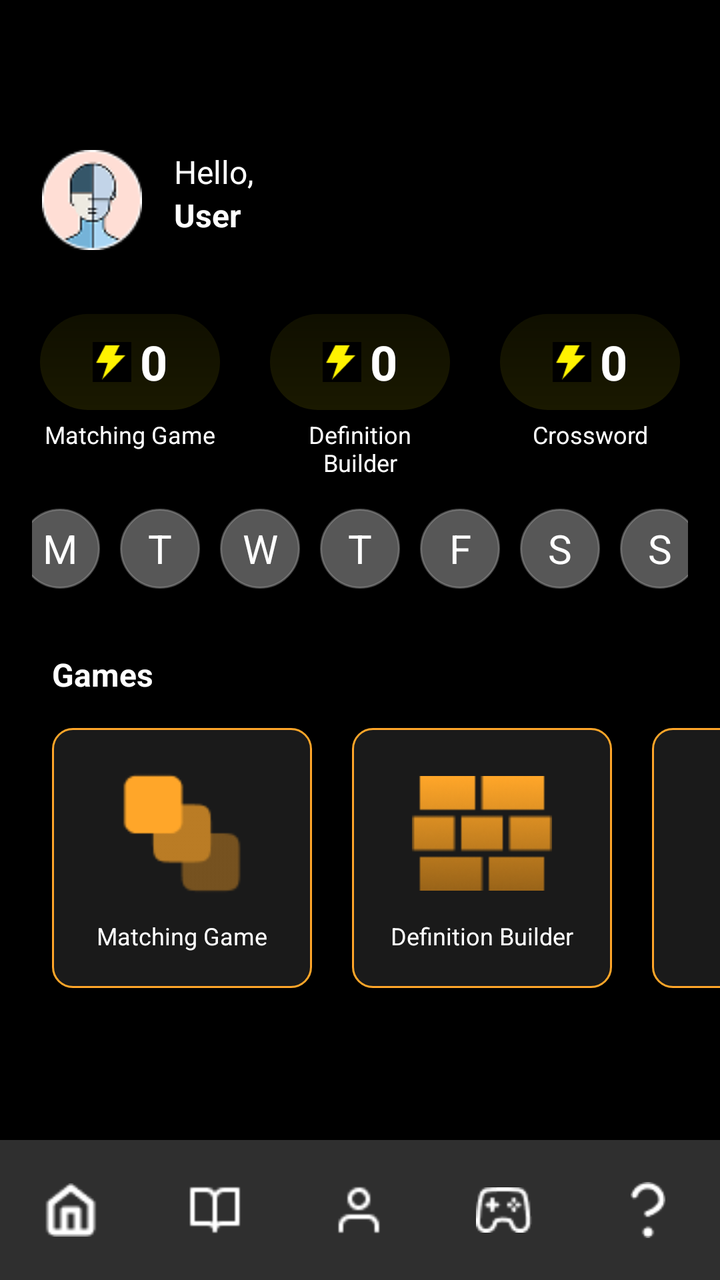
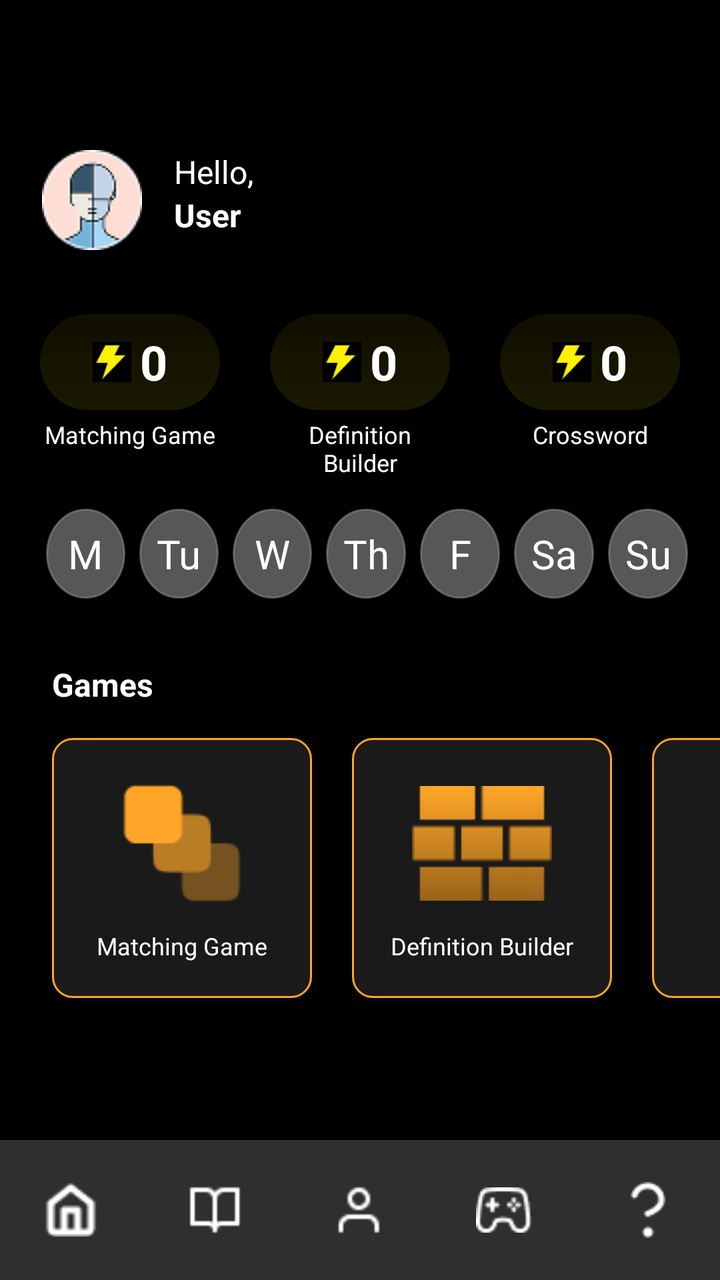

The first picture is an Android layout as it rendered before a commit; the second is the same layout after the commit. The layout source and the unified diff follow.
<!-- AndroidManifest.xml: application theme Theme.Cognify -->
<!-- res/layout/activity_home_page.xml -->
<?xml version="1.0" encoding="utf-8"?>
<androidx.constraintlayout.widget.ConstraintLayout xmlns:android="http://schemas.android.com/apk/res/android"
    xmlns:app="http://schemas.android.com/apk/res-auto"
    xmlns:tools="http://schemas.android.com/tools"
    android:layout_width="match_parent"
    android:layout_height="match_parent"
    android:background="#000000"
    android:id="@+id/main"
    tools:context=".HomePage">

    <ScrollView
        android:layout_width="match_parent"
        android:layout_height="0dp"
        android:fillViewport="true"
        app:layout_constraintBottom_toTopOf="@+id/bottomNavigation"
        app:layout_constraintTop_toTopOf="parent"
        app:layout_constraintVertical_bias="0.0"
        tools:layout_editor_absoluteX="0dp">
        <androidx.constraintlayout.widget.ConstraintLayout
            android:layout_width="match_parent"
            android:layout_height="wrap_content"
            android:paddingBottom="24dp">
            
            
            <ImageView
                android:id="@+id/ivProfilePicture"
                android:layout_width="50dp"
                android:layout_height="50dp"
                android:layout_marginStart="21dp"
                android:layout_marginTop="75dp"
                android:scaleType="centerCrop"
                android:src="@drawable/profile_picture"
                app:layout_constraintStart_toStartOf="parent"
                app:layout_constraintTop_toTopOf="parent"/>
            
            <TextView
                android:id="@+id/tvHello"
                android:layout_width="wrap_content"
                android:layout_height="wrap_content"
                android:layout_marginStart="16dp"
                android:fontFamily="sans-serif"
                android:text="Hello,"
                android:textColor="#FFFFFF"
                android:textSize="16sp"
                app:layout_constraintStart_toEndOf="@id/ivProfilePicture"
                app:layout_constraintTop_toTopOf="@id/ivProfilePicture"/>
            
            <TextView
                android:id="@+id/tvName"
                android:layout_width="wrap_content"
                android:layout_height="wrap_content"
                android:fontFamily="sans-serif"
                android:text="User"
                android:textColor="#FFFFFF"
                android:textSize="16sp"
                android:textStyle="bold"
                app:layout_constraintStart_toStartOf="@id/tvHello"
                app:layout_constraintTop_toBottomOf="@id/tvHello"/>

            
            <LinearLayout
                android:id="@+id/llStreakMatchingGame"
                android:layout_width="90dp"
                android:layout_height="48dp"
                android:layout_marginTop="32dp"
                android:background="@drawable/streak_badge_bg"
                android:gravity="center"
                android:orientation="horizontal"
                android:layout_marginStart="16dp"
                app:layout_constraintEnd_toStartOf="@+id/llStreakDefinitionBuilder"
                app:layout_constraintHorizontal_chainStyle="packed"
                app:layout_constraintStart_toStartOf="parent"
                app:layout_constraintTop_toBottomOf="@id/ivProfilePicture">

                <ImageView
                    android:layout_width="20dp"
                    android:layout_height="20dp"
                    android:layout_marginEnd="4dp"
                    android:src="@drawable/ic_lightning_streak" />

                <TextView
                    android:id="@+id/tvStreakCountMG"
                    android:layout_width="wrap_content"
                    android:layout_height="wrap_content"
                    android:text="0"
                    android:textColor="#FFFFFF"
                    android:textSize="24sp"
                    android:textStyle="bold" />
            </LinearLayout>

            <TextView
                android:id="@+id/matchingGameStreakLabel"
                android:layout_width="90dp"
                android:layout_height="wrap_content"
                android:layout_marginTop="4dp"
                android:text="Matching Game"
                android:textAlignment="center"
                android:textColor="@color/white"
                android:textSize="12sp"
                app:layout_constraintEnd_toEndOf="@+id/llStreakMatchingGame"
                app:layout_constraintStart_toStartOf="@+id/llStreakMatchingGame"
                app:layout_constraintTop_toBottomOf="@+id/llStreakMatchingGame" />

            
            <LinearLayout
                android:id="@+id/llStreakDefinitionBuilder"
                android:layout_width="90dp"
                android:layout_height="48dp"
                android:layout_marginTop="32dp"
                android:background="@drawable/streak_badge_bg"
                android:gravity="center"
                android:orientation="horizontal"
                android:layout_marginStart="25dp"
                app:layout_constraintEnd_toStartOf="@+id/llStreakCrossword"
                app:layout_constraintStart_toEndOf="@+id/llStreakMatchingGame"
                app:layout_constraintTop_toBottomOf="@id/ivProfilePicture">

                <ImageView
                    android:layout_width="20dp"
                    android:layout_height="20dp"
                    android:layout_marginEnd="4dp"
                    android:src="@drawable/ic_lightning_streak" />

                <TextView
                    android:id="@+id/tvStreakCountDB"
                    android:layout_width="wrap_content"
                    android:layout_height="wrap_content"
                    android:text="0"
                    android:textColor="#FFFFFF"
                    android:textSize="24sp"
                    android:textStyle="bold" />
            </LinearLayout>

            <TextView
                android:id="@+id/definitionBuilderStreakLabel"
                android:layout_width="90dp"
                android:layout_height="wrap_content"
                android:layout_marginTop="4dp"
                android:text="Definition Builder"
                android:textAlignment="center"
                android:textColor="@color/white"
                android:textSize="12sp"
                app:layout_constraintEnd_toEndOf="@+id/llStreakDefinitionBuilder"
                app:layout_constraintStart_toStartOf="@+id/llStreakDefinitionBuilder"
                app:layout_constraintTop_toBottomOf="@+id/llStreakDefinitionBuilder" />

            
            <LinearLayout
                android:id="@+id/llStreakCrossword"
                android:layout_width="90dp"
                android:layout_height="48dp"
                android:layout_marginTop="32dp"
                android:background="@drawable/streak_badge_bg"
                android:gravity="center"
                android:orientation="horizontal"
                android:layout_marginStart="25dp"
                android:layout_marginEnd="16dp"
                app:layout_constraintEnd_toEndOf="parent"
                app:layout_constraintStart_toEndOf="@+id/llStreakDefinitionBuilder"
                app:layout_constraintTop_toBottomOf="@id/ivProfilePicture">

                <ImageView
                    android:layout_width="20dp"
                    android:layout_height="20dp"
                    android:layout_marginEnd="4dp"
                    android:src="@drawable/ic_lightning_streak" />

                <TextView
                    android:id="@+id/tvStreakCountCR"
                    android:layout_width="wrap_content"
                    android:layout_height="wrap_content"
                    android:text="0"
                    android:textColor="#FFFFFF"
                    android:textSize="24sp"
                    android:textStyle="bold" />
            </LinearLayout>

            <TextView
                android:id="@+id/crosswordStreakLabel"
                android:layout_width="90dp"
                android:layout_height="wrap_content"
                android:layout_marginTop="4dp"
                android:text="Crossword"
                android:textAlignment="center"
                android:textColor="@color/white"
                android:textSize="12sp"
                app:layout_constraintEnd_toEndOf="@+id/llStreakCrossword"
                app:layout_constraintStart_toStartOf="@+id/llStreakCrossword"
                app:layout_constraintTop_toBottomOf="@+id/llStreakCrossword" />

            <LinearLayout
                android:id="@+id/llDayCircles"
                android:layout_width="0dp"
                android:layout_height="wrap_content"
                android:layout_marginStart="16dp"
                android:layout_marginTop="15dp"
                android:layout_marginEnd="16dp"
                android:gravity="center"
                android:orientation="horizontal"
                app:layout_constraintEnd_toEndOf="parent"
                app:layout_constraintStart_toStartOf="parent"
                app:layout_constraintTop_toBottomOf="@id/definitionBuilderStreakLabel">
                <TextView
                    style="@style/DayCircle"
                    android:text="M"/>
                
                <TextView
                    style="@style/DayCircle"
                    android:layout_marginStart="10dp"
                    android:text="T"/>
                <TextView
                    style="@style/DayCircle"
                    android:layout_marginStart="10dp"
                    android:text="W"/>
                <TextView
                    style="@style/DayCircle"
                    android:layout_marginStart="10dp"
                    android:text="T"/>
                <TextView
                    style="@style/DayCircle"
                    android:layout_marginStart="10dp"
                    android:text="F"/>
                <TextView
                    style="@style/DayCircle"
                    android:layout_marginStart="10dp"
                    android:text="S"/>
                <TextView
                    style="@style/DayCircle"
                    android:layout_marginStart="10dp"
                    android:text="S"/>
            </LinearLayout>
            
            <TextView
                android:id="@+id/tvGamesTitle"
                android:layout_width="wrap_content"
                android:layout_height="wrap_content"
                android:layout_marginStart="26dp"
                android:layout_marginTop="32dp"
                android:text="Games"
                android:textColor="#FFFFFF"
                android:textSize="16sp"
                android:textStyle="bold"
                app:layout_constraintStart_toStartOf="parent"
                app:layout_constraintTop_toBottomOf="@id/llDayCircles"/>
            
            <HorizontalScrollView
                android:id="@+id/hsvGames"
                android:layout_width="match_parent"
                android:layout_height="wrap_content"
                android:layout_marginTop="16dp"
                android:scrollbars="none"
                app:layout_constraintTop_toBottomOf="@id/tvGamesTitle">
                <LinearLayout
                    android:layout_width="wrap_content"
                    android:layout_height="wrap_content"
                    android:orientation="horizontal"
                    android:paddingStart="26dp"
                    android:paddingEnd="26dp">
                    
                    <LinearLayout
                        style="@style/GameCard"
                        android:id="@+id/llMatchingGame">
                        <ImageView
                            style="@style/GameCardIcon"
                            android:src="@drawable/ic_matching_game"/>
                        <TextView
                            style="@style/GameCardText"
                            android:text="Matching Game"/>
                    </LinearLayout>
                    
                    <LinearLayout
                        style="@style/GameCard"
                        android:layout_marginStart="20dp"
                        android:id="@+id/llDefinitionBuilder">
                        <ImageView
                            style="@style/GameCardIcon"
                            android:src="@drawable/ic_definition_builder"/>
                        <TextView
                            style="@style/GameCardText"
                            android:text="Definition Builder"/>
                    </LinearLayout>
                    
                    <LinearLayout
                        style="@style/GameCard"
                        android:layout_marginStart="20dp"
                        android:id="@+id/llCrossword">
                        <ImageView
                            style="@style/GameCardIcon"
                            android:src="@drawable/ic_crossword"/>
                        <TextView
                            style="@style/GameCardText"
                            android:text="Crossword"/>
                    </LinearLayout>
                </LinearLayout>
            </HorizontalScrollView>


        </androidx.constraintlayout.widget.ConstraintLayout>
    </ScrollView>
    
    
    
    
    <com.google.android.material.bottomnavigation.BottomNavigationView
        android:id="@+id/bottomNavigation"
        android:layout_width="match_parent"
        android:layout_height="70dp"
        android:background="@color/nav_bar_background"
        android:layout_alignParentBottom="true"
        app:layout_constraintBottom_toBottomOf="parent"
        app:layout_constraintStart_toStartOf="parent"
        app:layout_constraintEnd_toEndOf="parent"
        app:itemIconSize="28dp"
        app:itemIconTint="@color/white"
        app:itemTextColor="@color/bottom_nav_color_selector"
        app:itemActiveIndicatorStyle="@null"
        app:itemBackground="@drawable/nav_active_indicator"
        app:labelVisibilityMode="unlabeled"
        app:menu="@menu/bottom_nav_menu" />

</androidx.constraintlayout.widget.ConstraintLayout>
<!-- resources referenced by this layout -->
<resources>
  <color name="nav_bar_background">#2F2F2F</color>
  <color name="white">#FFFFFF</color>
  <!-- drawable ic_crossword: png bitmap (drawable, 2033 bytes) -->
  <!-- drawable ic_definition_builder: png bitmap (drawable, 3834 bytes) -->
  <!-- drawable ic_lightning_streak: png bitmap (drawable, 518 bytes) -->
  <!-- drawable ic_matching_game: png bitmap (drawable, 944 bytes) -->
  <!-- drawable nav_active_indicator (drawable) -->
  <?xml version="1.0" encoding="utf-8"?>
  
  <selector xmlns:android="http://schemas.android.com/apk/res/android">
  
  </selector>
  <!-- drawable profile_picture: png bitmap (drawable, 2881 bytes) -->
  <!-- drawable streak_badge_bg (drawable) -->
  <?xml version="1.0" encoding="utf-8"?>
  
  <shape xmlns:android="http://schemas.android.com/apk/res/android"
      android:shape="rectangle">
  
      <gradient
          android:angle="90"
          android:endColor="#1A999300"
          android:startColor="#1AFFF500"
          android:type="linear" />
  
      <corners android:radius="24dp" />
  </shape>
  <style name="DayCircle" parent="Widget.AppCompat.TextView">
          <item name="android:layout_width">40dp</item>
          <item name="android:layout_height">40dp</item>
          <item name="android:background">@drawable/day_circle_bg</item>
          <item name="android:gravity">center</item>
          <item name="android:textColor">#FFFFFF</item>
          <item name="android:textSize">20sp</item>
      </style>
  <style name="GameCard">
          <item name="android:layout_width">130dp</item>
          <item name="android:layout_height">130dp</item>
          <item name="android:background">@drawable/game_card_bg</item>
          <item name="android:gravity">center</item>
          <item name="android:orientation">vertical</item>
      </style>
  <style name="GameCardIcon">
          <item name="android:layout_width">70dp</item>
          <item name="android:layout_height">70dp</item>
          <item name="android:scaleType">fitCenter</item>
      </style>
  <style name="GameCardText" parent="Widget.AppCompat.TextView">
          <item name="android:layout_width">wrap_content</item>
          <item name="android:layout_height">wrap_content</item>
          <item name="android:layout_marginTop">8dp</item>
          <item name="android:textColor">#FFFFFF</item>
          <item name="android:textSize">12sp</item>
      </style>
  <style name="Theme.Cognify" parent="Base.Theme.Cognify" />
  <!-- drawable day_circle_bg (drawable) -->
  <?xml version="1.0" encoding="utf-8"?>
  
  <shape xmlns:android="http://schemas.android.com/apk/res/android"
      android:shape="oval">
  
      <size
          android:width="40dp"
          android:height="40dp" />
  
      <solid android:color="#66D9D9D9" />
  
      <stroke
          android:width="1dp"
          android:color="#66AEAEAE" />
  
  </shape>
  <!-- drawable game_card_bg (drawable) -->
  <?xml version="1.0" encoding="utf-8"?>
  
  <shape xmlns:android="http://schemas.android.com/apk/res/android"
      android:shape="rectangle">
  
      <solid android:color="#1A1A1A" />
  
      <corners android:radius="10dp" />
  
      <stroke
          android:width="1dp"
          android:color="#FFA629" />
  
  </shape>
  <style name="Base.Theme.Cognify" parent="Theme.Material3.DayNight.NoActionBar">
          <item name="android:statusBarColor">@android:color/black</item>
          <item name="android:windowLightStatusBar">false</item>
      </style>
</resources>

<!-- the commit's change to res/layout/activity_home_page.xml (unified diff, before → after) -->
@@ -190,44 +190,72 @@
 
             <LinearLayout
                 android:id="@+id/llDayCircles"
-                android:layout_width="0dp"
+                android:layout_width="match_parent"
                 android:layout_height="wrap_content"
                 android:layout_marginStart="16dp"
                 android:layout_marginTop="15dp"
                 android:layout_marginEnd="16dp"
                 android:gravity="center"
                 android:orientation="horizontal"
+
                 app:layout_constraintEnd_toEndOf="parent"
                 app:layout_constraintStart_toStartOf="parent"
                 app:layout_constraintTop_toBottomOf="@id/definitionBuilderStreakLabel">
                 <TextView
                     style="@style/DayCircle"
+                    android:layout_width="0dp"
+                    android:layout_height="45dp"
+                    android:layout_weight="1"
+                    android:layout_marginStart="7dp"
                     android:text="M"/>
-                
-                <TextView
-                    style="@style/DayCircle"
-                    android:layout_marginStart="10dp"
-                    android:text="T"/>
-                <TextView
-                    style="@style/DayCircle"
-                    android:layout_marginStart="10dp"
+
+                <TextView
+                    style="@style/DayCircle"
+                    android:layout_width="0dp"
+                    android:layout_height="45dp"
+                    android:layout_weight="1"
+                    android:layout_marginStart="7dp"
+                    android:text="Tu"/>
+
+                <TextView
+                    style="@style/DayCircle"
+                    android:layout_width="0dp"
+                    android:layout_height="45dp"
+                    android:layout_weight="1"
+                    android:layout_marginStart="7dp"
                     android:text="W"/>
-                <TextView
-                    style="@style/DayCircle"
-                    android:layout_marginStart="10dp"
-                    android:text="T"/>
-                <TextView
-                    style="@style/DayCircle"
-                    android:layout_marginStart="10dp"
+
+                <TextView
+                    style="@style/DayCircle"
+                    android:layout_width="0dp"
+                    android:layout_height="45dp"
+                    android:layout_weight="1"
+                    android:layout_marginStart="7dp"
+                    android:text="Th"/>
+
+                <TextView
+                    style="@style/DayCircle"
+                    android:layout_width="0dp"
+                    android:layout_height="45dp"
+                    android:layout_weight="1"
+                    android:layout_marginStart="7dp"
                     android:text="F"/>
-                <TextView
-                    style="@style/DayCircle"
-                    android:layout_marginStart="10dp"
-                    android:text="S"/>
-                <TextView
-                    style="@style/DayCircle"
-                    android:layout_marginStart="10dp"
-                    android:text="S"/>
+
+                <TextView
+                    style="@style/DayCircle"
+                    android:layout_width="0dp"
+                    android:layout_height="45dp"
+                    android:layout_weight="1"
+                    android:layout_marginStart="7dp"
+                    android:text="Sa"/>
+
+                <TextView
+                    style="@style/DayCircle"
+                    android:layout_width="0dp"
+                    android:layout_height="45dp"
+                    android:layout_weight="1"
+                    android:layout_marginStart="7dp"
+                    android:text="Su"/>
             </LinearLayout>
             
             <TextView
@@ -297,9 +325,7 @@
 
         </androidx.constraintlayout.widget.ConstraintLayout>
     </ScrollView>
-    
-    
-    
+
     
     <com.google.android.material.bottomnavigation.BottomNavigationView
         android:id="@+id/bottomNavigation"
@@ -317,5 +343,5 @@
         app:itemBackground="@drawable/nav_active_indicator"
         app:labelVisibilityMode="unlabeled"
         app:menu="@menu/bottom_nav_menu" />
-
+    
 </androidx.constraintlayout.widget.ConstraintLayout>
